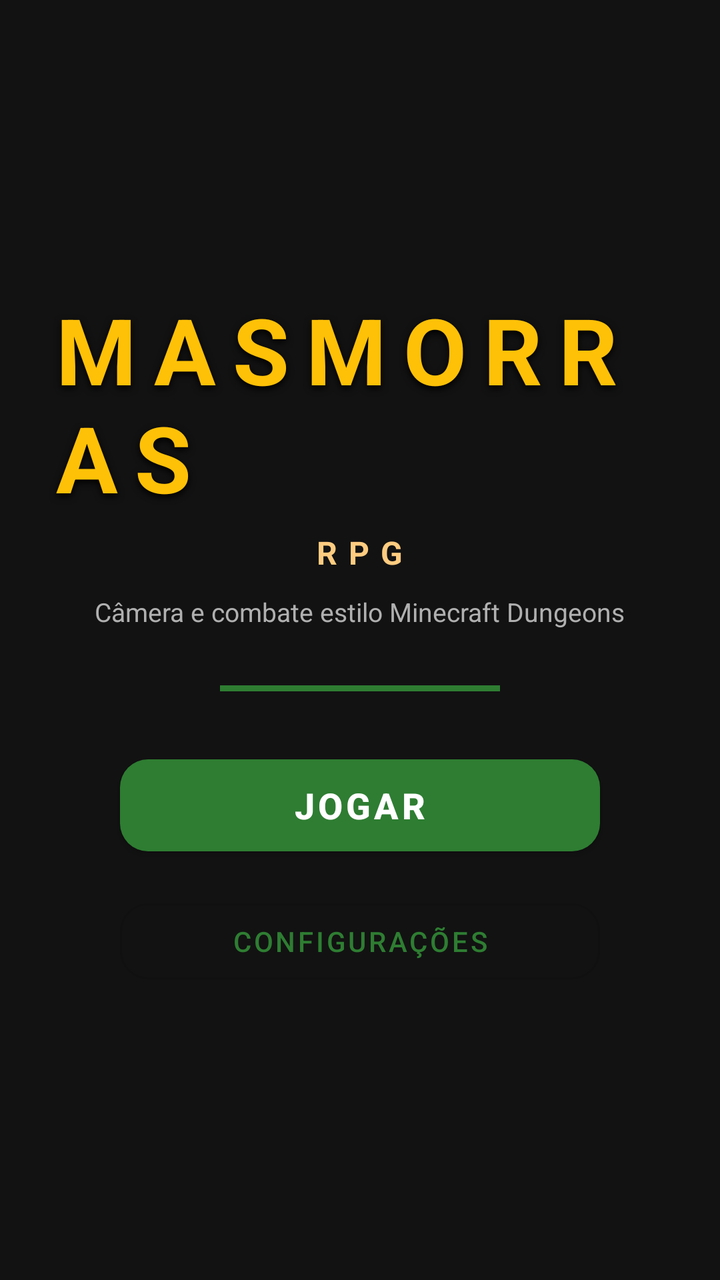
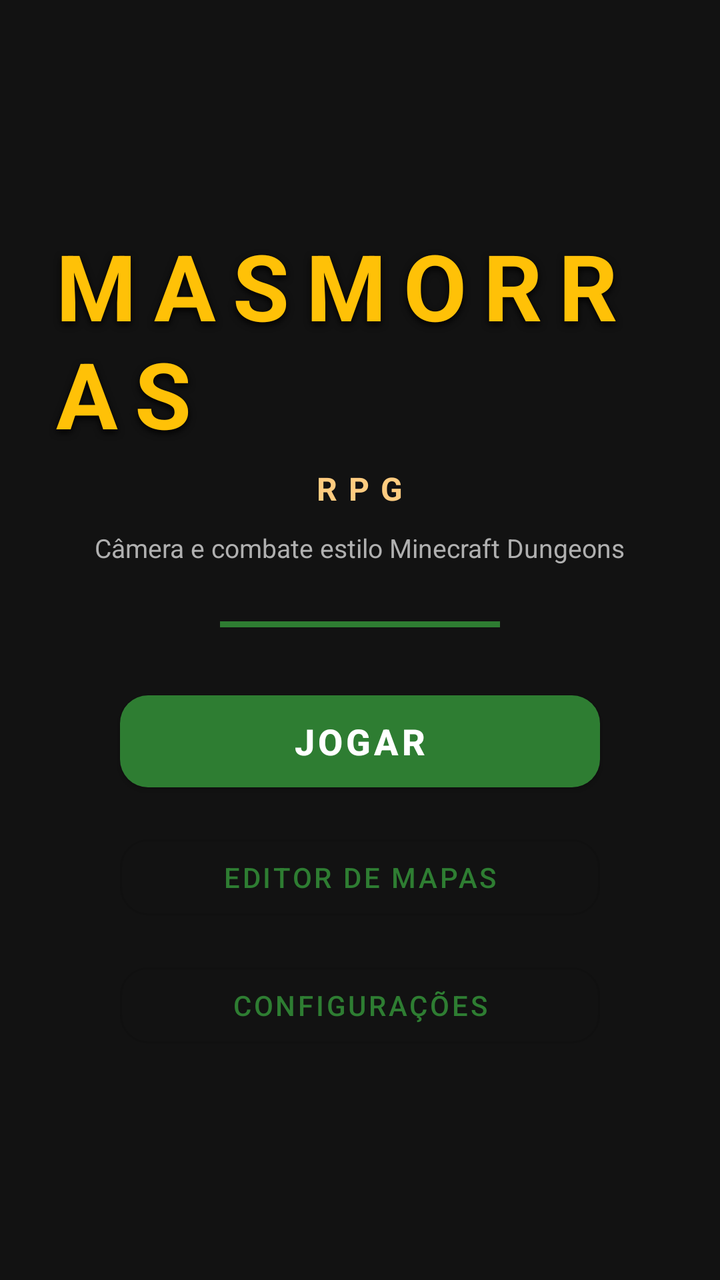

Compare the two renders of this Android layout. The source of the first and the diff that turns it into the second are given below.
<!-- AndroidManifest.xml: application theme Theme.Masmorras -->
<!-- res/layout/activity_main.xml -->
<?xml version="1.0" encoding="utf-8"?>
<FrameLayout xmlns:android="http://schemas.android.com/apk/res/android"
    xmlns:app="http://schemas.android.com/apk/res-auto"
    android:id="@+id/root"
    android:layout_width="match_parent"
    android:layout_height="match_parent"
    android:background="@color/background">

    
    <LinearLayout
        android:id="@+id/menuLayout"
        android:layout_width="match_parent"
        android:layout_height="match_parent"
        android:orientation="vertical"
        android:gravity="center"
        android:padding="24dp"
        android:visibility="visible">

        <TextView
            android:layout_width="wrap_content"
            android:layout_height="wrap_content"
            android:text="MASMORRAS"
            android:textSize="46sp"
            android:textStyle="bold"
            android:textColor="@color/accent"
            android:letterSpacing="0.18"
            android:shadowColor="#000000"
            android:shadowDx="0"
            android:shadowDy="4"
            android:shadowRadius="8"/>

        <TextView
            android:layout_width="wrap_content"
            android:layout_height="wrap_content"
            android:layout_marginTop="6dp"
            android:text="RPG"
            android:textSize="16sp"
            android:textStyle="bold"
            android:textColor="#FFCC80"
            android:letterSpacing="0.35"/>

        <TextView
            android:layout_width="wrap_content"
            android:layout_height="wrap_content"
            android:layout_marginTop="10dp"
            android:text="Câmera e combate estilo Minecraft Dungeons"
            android:textSize="13sp"
            android:textColor="@color/text_secondary"/>

        <View
            android:layout_width="140dp"
            android:layout_height="3dp"
            android:layout_marginTop="28dp"
            android:layout_marginBottom="28dp"
            android:background="@color/primary"/>

        <com.google.android.material.button.MaterialButton
            android:id="@+id/btnJogar"
            android:layout_width="240dp"
            android:layout_height="58dp"
            android:text="@string/jogar"
            android:textSize="18sp"
            android:textStyle="bold"
            app:cornerRadius="14dp"
            style="@style/Widget.MaterialComponents.Button"/>

        <com.google.android.material.button.MaterialButton
            android:id="@+id/btnConfig"
            android:layout_width="240dp"
            android:layout_height="50dp"
            android:layout_marginTop="14dp"
            android:text="@string/configuracoes"
            app:cornerRadius="14dp"
            style="@style/Widget.MaterialComponents.Button.OutlinedButton"/>
    </LinearLayout>

    
    <LinearLayout
        android:id="@+id/classLayout"
        android:layout_width="match_parent"
        android:layout_height="match_parent"
        android:orientation="vertical"
        android:padding="16dp"
        android:visibility="gone">

        <TextView
            android:layout_width="match_parent"
            android:layout_height="wrap_content"
            android:text="@string/escolher_classe"
            android:textSize="22sp"
            android:textStyle="bold"
            android:textColor="@color/text_primary"
            android:gravity="center"
            android:layout_marginBottom="16dp"/>

        <androidx.recyclerview.widget.RecyclerView
            android:id="@+id/rvClasses"
            android:layout_width="match_parent"
            android:layout_height="0dp"
            android:layout_weight="1"/>

        <com.google.android.material.button.MaterialButton
            android:id="@+id/btnVoltarClasse"
            android:layout_width="match_parent"
            android:layout_height="48dp"
            android:text="@string/voltar"
            style="@style/Widget.MaterialComponents.Button.TextButton"/>
    </LinearLayout>

    
    <FrameLayout
        android:id="@+id/gameContainer"
        android:layout_width="match_parent"
        android:layout_height="match_parent"
        android:visibility="gone">

        <com.viniciusy.masmorras.GameView
            android:id="@+id/gameView"
            android:layout_width="match_parent"
            android:layout_height="match_parent"/>

        
        <LinearLayout
            android:layout_width="match_parent"
            android:layout_height="wrap_content"
            android:orientation="vertical"
            android:paddingStart="14dp"
            android:paddingEnd="14dp"
            android:paddingTop="10dp"
            android:paddingBottom="12dp"
            android:background="#CC0A0E12">

            <TextView
                android:id="@+id/tvClasseHud"
                android:layout_width="wrap_content"
                android:layout_height="wrap_content"
                android:textColor="#FFCC80"
                android:textStyle="bold"
                android:textSize="13sp"
                android:letterSpacing="0.08"/>

            <ProgressBar
                android:id="@+id/hpBar"
                style="?android:attr/progressBarStyleHorizontal"
                android:layout_width="match_parent"
                android:layout_height="14dp"
                android:layout_marginTop="6dp"
                android:max="100"
                android:progress="100"
                android:progressTint="@color/hp_green"
                android:progressBackgroundTint="#33FFFFFF"/>

            <ProgressBar
                android:id="@+id/mpBar"
                style="?android:attr/progressBarStyleHorizontal"
                android:layout_width="match_parent"
                android:layout_height="9dp"
                android:layout_marginTop="5dp"
                android:max="100"
                android:progress="100"
                android:progressTint="@color/mp_blue"
                android:progressBackgroundTint="#33FFFFFF"
                android:visibility="gone"/>
        </LinearLayout>

        
        <LinearLayout
            android:layout_width="match_parent"
            android:layout_height="wrap_content"
            android:layout_gravity="bottom"
            android:orientation="horizontal"
            android:padding="16dp"
            android:gravity="center_vertical">

            
            <FrameLayout
                android:id="@+id/joystickArea"
                android:layout_width="140dp"
                android:layout_height="140dp">
                <View
                    android:id="@+id/joystickBase"
                    android:layout_width="100dp"
                    android:layout_height="100dp"
                    android:layout_gravity="center"
                    android:background="@drawable/joystick_base"/>
                <View
                    android:id="@+id/joystickKnob"
                    android:layout_width="48dp"
                    android:layout_height="48dp"
                    android:layout_gravity="center"
                    android:background="@drawable/joystick_knob"/>
            </FrameLayout>

            <View
                android:layout_width="0dp"
                android:layout_height="1dp"
                android:layout_weight="1"/>

            
            <LinearLayout
                android:layout_width="wrap_content"
                android:layout_height="wrap_content"
                android:orientation="horizontal"
                android:gravity="bottom">

                <com.google.android.material.button.MaterialButton
                    android:id="@+id/btnJump"
                    android:layout_width="62dp"
                    android:layout_height="62dp"
                    android:layout_marginEnd="10dp"
                    android:text="PULAR"
                    android:textSize="10sp"
                    android:textStyle="bold"
                    android:padding="0dp"
                    android:insetTop="0dp"
                    android:insetBottom="0dp"
                    app:cornerRadius="31dp"
                    style="@style/Widget.MaterialComponents.Button"/>

                <com.google.android.material.button.MaterialButton
                    android:id="@+id/btnRoll"
                    android:layout_width="62dp"
                    android:layout_height="62dp"
                    android:layout_marginEnd="10dp"
                    android:text="ROLAR"
                    android:textSize="10sp"
                    android:textStyle="bold"
                    android:padding="0dp"
                    android:insetTop="0dp"
                    android:insetBottom="0dp"
                    app:cornerRadius="31dp"
                    style="@style/Widget.MaterialComponents.Button"/>

            <com.google.android.material.button.MaterialButton
                android:id="@+id/btnAttack"
                android:layout_width="80dp"
                android:layout_height="80dp"
                android:text="ATK"
                android:textSize="16sp"
                android:textStyle="bold"
                android:insetTop="0dp"
                android:insetBottom="0dp"
                app:cornerRadius="40dp"
                style="@style/Widget.MaterialComponents.Button"/>
            </LinearLayout>
        </LinearLayout>

        
        <LinearLayout
            android:id="@+id/overlayFim"
            android:layout_width="match_parent"
            android:layout_height="match_parent"
            android:orientation="vertical"
            android:gravity="center"
            android:background="#CC000000"
            android:visibility="gone"
            android:padding="24dp">

            <TextView
                android:id="@+id/tvFim"
                android:layout_width="wrap_content"
                android:layout_height="wrap_content"
                android:textSize="32sp"
                android:textStyle="bold"
                android:textColor="@color/accent"/>

            <com.google.android.material.button.MaterialButton
                android:id="@+id/btnTentar"
                android:layout_width="200dp"
                android:layout_height="48dp"
                android:layout_marginTop="24dp"
                android:text="@string/tentar_novamente"/>

            <com.google.android.material.button.MaterialButton
                android:id="@+id/btnMenu"
                android:layout_width="200dp"
                android:layout_height="48dp"
                android:layout_marginTop="8dp"
                android:text="@string/menu"
                style="@style/Widget.MaterialComponents.Button.OutlinedButton"/>
        </LinearLayout>
    </FrameLayout>

    
    <LinearLayout
        android:id="@+id/configLayout"
        android:layout_width="match_parent"
        android:layout_height="match_parent"
        android:orientation="vertical"
        android:padding="24dp"
        android:visibility="gone">

        <TextView
            android:layout_width="match_parent"
            android:layout_height="wrap_content"
            android:text="@string/configuracoes"
            android:textSize="24sp"
            android:textStyle="bold"
            android:textColor="@color/text_primary"
            android:gravity="center"
            android:layout_marginBottom="24dp"/>

        <com.google.android.material.button.MaterialButton
            android:id="@+id/btnVerificarUpdate"
            android:layout_width="match_parent"
            android:layout_height="56dp"
            android:text="@string/verificar_atualizacao"/>

        <TextView
            android:id="@+id/tvUpdateStatus"
            android:layout_width="match_parent"
            android:layout_height="wrap_content"
            android:layout_marginTop="12dp"
            android:textColor="@color/text_secondary"
            android:gravity="center"
            android:textSize="14sp"/>

        <View
            android:layout_width="match_parent"
            android:layout_height="1dp"
            android:layout_marginVertical="24dp"
            android:background="#33FFFFFF"/>

        <TextView
            android:layout_width="match_parent"
            android:layout_height="wrap_content"
            android:text="@string/sobre"
            android:textSize="16sp"
            android:textStyle="bold"
            android:textColor="@color/text_primary"/>

        <TextView
            android:layout_width="match_parent"
            android:layout_height="wrap_content"
            android:layout_marginTop="8dp"
            android:text="RPG top-down hack &amp; slash inspirado em Minecraft Dungeons.\n\nVersão do app usa o número do build do GitHub.\nAtualizações automáticas via Releases públicas."
            android:textColor="@color/text_secondary"
            android:textSize="13sp"
            android:lineSpacingExtra="4dp"/>

        <View
            android:layout_width="0dp"
            android:layout_height="0dp"
            android:layout_weight="1"/>

        <com.google.android.material.button.MaterialButton
            android:id="@+id/btnVoltarConfig"
            android:layout_width="match_parent"
            android:layout_height="48dp"
            android:text="@string/voltar"
            style="@style/Widget.MaterialComponents.Button.TextButton"/>
    </LinearLayout>

    
    <ScrollView
        android:id="@+id/novidadesLayout"
        android:layout_width="match_parent"
        android:layout_height="match_parent"
        android:background="#EE000000"
        android:visibility="gone"
        android:padding="24dp">

        <LinearLayout
            android:layout_width="match_parent"
            android:layout_height="wrap_content"
            android:orientation="vertical">

            <TextView
                android:layout_width="match_parent"
                android:layout_height="wrap_content"
                android:text="@string/novidades"
                android:textSize="22sp"
                android:textStyle="bold"
                android:textColor="@color/accent"
                android:gravity="center"
                android:layout_marginBottom="16dp"/>

            <TextView
                android:id="@+id/tvNovidades"
                android:layout_width="match_parent"
                android:layout_height="wrap_content"
                android:textColor="@color/text_primary"
                android:textSize="14sp"
                android:lineSpacingExtra="6dp"/>

            <com.google.android.material.button.MaterialButton
                android:id="@+id/btnFecharNovidades"
                android:layout_width="match_parent"
                android:layout_height="48dp"
                android:layout_marginTop="24dp"
                android:text="Entendi!"/>
        </LinearLayout>
    </ScrollView>
</FrameLayout>
<!-- resources referenced by this layout -->
<resources>
  <color name="accent">#FFC107</color>
  <color name="background">#121212</color>
  <color name="hp_green">#4CAF50</color>
  <color name="mp_blue">#2196F3</color>
  <color name="primary">#2E7D32</color>
  <color name="text_primary">#FFFFFF</color>
  <color name="text_secondary">#B0B0B0</color>
  <!-- drawable joystick_base (drawable) -->
  <?xml version="1.0" encoding="utf-8"?>
  <shape xmlns:android="http://schemas.android.com/apk/res/android"
      android:shape="oval">
      <solid android:color="#44FFFFFF"/>
      <stroke android:width="2dp" android:color="#88FFFFFF"/>
  </shape>
  <!-- drawable joystick_knob (drawable) -->
  <?xml version="1.0" encoding="utf-8"?>
  <shape xmlns:android="http://schemas.android.com/apk/res/android"
      android:shape="oval">
      <solid android:color="#CCFFFFFF"/>
      <stroke android:width="2dp" android:color="#FFFFFF"/>
  </shape>
  <string name="configuracoes">Configurações</string>
  <string name="escolher_classe">Escolha sua classe</string>
  <string name="jogar">Jogar</string>
  <string name="menu">Menu</string>
  <string name="novidades">O que mudou</string>
  <string name="sobre">Sobre o jogo</string>
  <string name="tentar_novamente">Tentar novamente</string>
  <string name="verificar_atualizacao">Verificar atualização</string>
  <string name="voltar">Voltar</string>
  <style name="Theme.Masmorras" parent="Theme.MaterialComponents.DayNight.NoActionBar">
          <item name="colorPrimary">@color/primary</item>
          <item name="colorPrimaryDark">@color/primary_dark</item>
          <item name="colorAccent">@color/accent</item>
          <item name="android:statusBarColor">@color/background</item>
          <item name="android:navigationBarColor">@color/background</item>
          <item name="android:windowBackground">@color/background</item>
          <item name="android:textColorPrimary">@color/text_primary</item>
          <item name="android:textColorSecondary">@color/text_secondary</item>
      </style>
  <color name="primary_dark">#1B5E20</color>
</resources>

<!-- the commit's change to res/layout/activity_main.xml (unified diff, before → after) -->
@@ -63,6 +63,15 @@
             android:textStyle="bold"
             app:cornerRadius="14dp"
             style="@style/Widget.MaterialComponents.Button"/>
+
+        <com.google.android.material.button.MaterialButton
+            android:id="@+id/btnEditor"
+            android:layout_width="240dp"
+            android:layout_height="50dp"
+            android:layout_marginTop="14dp"
+            android:text="Editor de mapas"
+            app:cornerRadius="14dp"
+            style="@style/Widget.MaterialComponents.Button.OutlinedButton"/>
 
         <com.google.android.material.button.MaterialButton
             android:id="@+id/btnConfig"
@@ -162,6 +171,24 @@
                 android:progressBackgroundTint="#33FFFFFF"
                 android:visibility="gone"/>
         </LinearLayout>
+
+        <com.google.android.material.button.MaterialButton
+            android:id="@+id/btnSairJogo"
+            android:layout_width="44dp"
+            android:layout_height="44dp"
+            android:layout_gravity="top|end"
+            android:layout_marginTop="4dp"
+            android:layout_marginEnd="6dp"
+            android:text="✕"
+            android:textSize="16sp"
+            android:minWidth="0dp"
+            android:minHeight="0dp"
+            android:padding="0dp"
+            android:insetTop="0dp"
+            android:insetBottom="0dp"
+            app:cornerRadius="22dp"
+            app:backgroundTint="#99000000"
+            style="@style/Widget.MaterialComponents.Button"/>
 
         
         <LinearLayout
@@ -283,6 +310,128 @@
 
     
     <LinearLayout
+        android:id="@+id/mapListLayout"
+        android:layout_width="match_parent"
+        android:layout_height="match_parent"
+        android:orientation="vertical"
+        android:padding="16dp"
+        android:visibility="gone">
+
+        <TextView
+            android:id="@+id/tvMapListTitle"
+            android:layout_width="match_parent"
+            android:layout_height="wrap_content"
+            android:textSize="22sp"
+            android:textStyle="bold"
+            android:textColor="@color/text_primary"
+            android:gravity="center"/>
+
+        <TextView
+            android:id="@+id/tvMapListHint"
+            android:layout_width="match_parent"
+            android:layout_height="wrap_content"
+            android:layout_marginTop="4dp"
+            android:layout_marginBottom="8dp"
+            android:textSize="13sp"
+            android:textColor="@color/text_secondary"
+            android:gravity="center"/>
+
+        <androidx.recyclerview.widget.RecyclerView
+            android:id="@+id/rvMaps"
+            android:layout_width="match_parent"
+            android:layout_height="0dp"
+            android:layout_weight="1"/>
+
+        <LinearLayout
+            android:layout_width="match_parent"
+            android:layout_height="wrap_content"
+            android:orientation="horizontal">
+
+            <com.google.android.material.button.MaterialButton
+                android:id="@+id/btnVoltarMapas"
+                android:layout_width="0dp"
+                android:layout_height="48dp"
+                android:layout_weight="1"
+                android:text="@string/voltar"
+                style="@style/Widget.MaterialComponents.Button.TextButton"/>
+
+            <com.google.android.material.button.MaterialButton
+                android:id="@+id/btnNovoMapa"
+                android:layout_width="0dp"
+                android:layout_height="48dp"
+                android:layout_weight="1"
+                android:text="+ Novo mapa"
+                android:visibility="gone"/>
+        </LinearLayout>
+    </LinearLayout>
+
+    
+    <FrameLayout
+        android:id="@+id/editorLayout"
+        android:layout_width="match_parent"
+        android:layout_height="match_parent"
+        android:background="#14181D"
+        android:visibility="gone">
+
+        <com.viniciusy.masmorras.MapEditorView
+            android:id="@+id/editorView"
+            android:layout_width="match_parent"
+            android:layout_height="match_parent"/>
+
+        <LinearLayout
+            android:id="@+id/edTopBar"
+            android:layout_width="match_parent"
+            android:layout_height="44dp"
+            android:layout_gravity="top"
+            android:orientation="horizontal"
+            android:gravity="center_vertical"
+            android:paddingStart="6dp"
+            android:paddingEnd="6dp"
+            android:background="#DD0A0E12"/>
+
+        <LinearLayout
+            android:id="@+id/edTools"
+            android:layout_width="wrap_content"
+            android:layout_height="wrap_content"
+            android:layout_gravity="start|center_vertical"
+            android:layout_marginStart="6dp"
+            android:orientation="vertical"/>
+
+        <LinearLayout
+            android:layout_width="match_parent"
+            android:layout_height="76dp"
+            android:layout_gravity="bottom"
+            android:orientation="horizontal"
+            android:gravity="center_vertical"
+            android:paddingStart="6dp"
+            android:paddingEnd="6dp"
+            android:background="#E60A0E12">
+
+            <LinearLayout
+                android:id="@+id/edTabs"
+                android:layout_width="wrap_content"
+                android:layout_height="wrap_content"
+                android:orientation="vertical"/>
+
+            <HorizontalScrollView
+                android:layout_width="0dp"
+                android:layout_height="match_parent"
+                android:layout_weight="1"
+                android:layout_marginStart="8dp"
+                android:scrollbars="none">
+
+                <LinearLayout
+                    android:id="@+id/edPalette"
+                    android:layout_width="wrap_content"
+                    android:layout_height="match_parent"
+                    android:orientation="horizontal"
+                    android:gravity="center_vertical"/>
+            </HorizontalScrollView>
+        </LinearLayout>
+    </FrameLayout>
+
+    
+    <LinearLayout
         android:id="@+id/configLayout"
         android:layout_width="match_parent"
         android:layout_height="match_parent"
